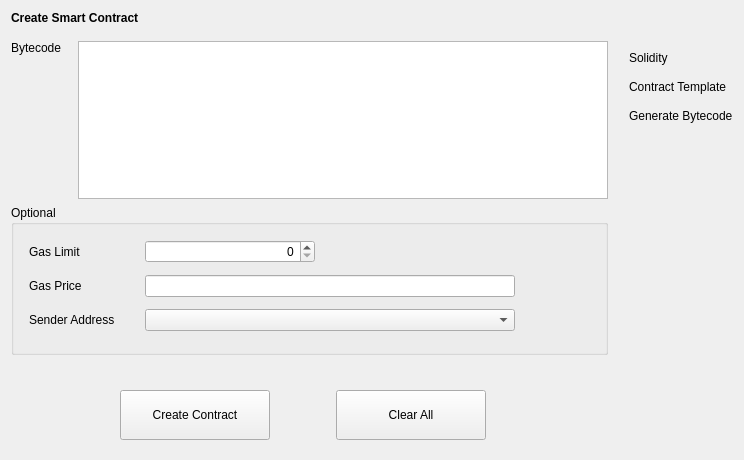
Above: src/qt/forms/createcontract.ui from qtumproject/qtum before the change. Below: the same form after it.
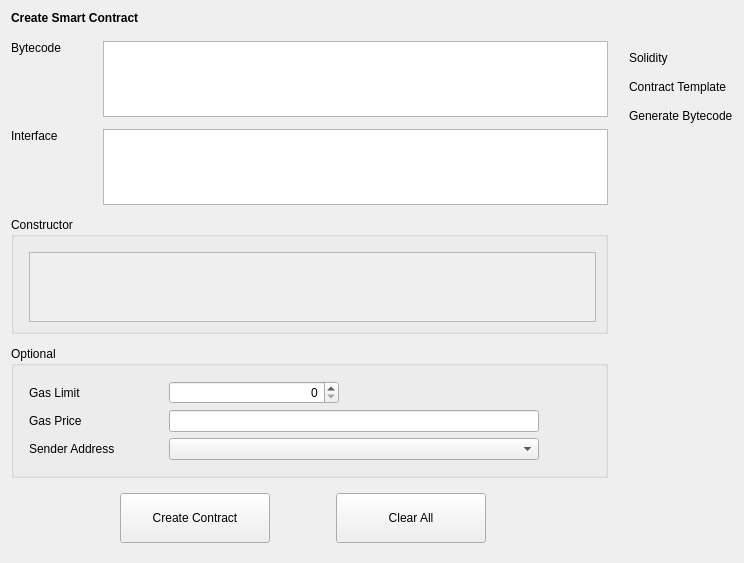
That is the form after the change. Custom widgets are drawn as their Qt base class.

Diff of the .ui file:
```diff
--- a/src/qt/forms/createcontract.ui
+++ b/src/qt/forms/createcontract.ui
@@ -7,7 +7,7 @@
     <x>0</x>
     <y>0</y>
     <width>744</width>
-    <height>460</height>
+    <height>563</height>
    </rect>
   </property>
   <property name="windowTitle">
@@ -50,12 +50,21 @@
     <layout class="QHBoxLayout" name="horizontalLayout_5">
      <item>
       <layout class="QVBoxLayout" name="verticalLayout_3">
+       <property name="spacing">
+        <number>12</number>
+       </property>
        <item>
         <layout class="QHBoxLayout" name="horizontalLayout_2">
          <item>
           <layout class="QVBoxLayout" name="verticalLayout_6">
            <item>
             <widget class="QLabel" name="labelBytecode">
+             <property name="minimumSize">
+              <size>
+               <width>70</width>
+               <height>0</height>
+              </size>
+             </property>
              <property name="text">
               <string>Bytecode</string>
              </property>
@@ -97,6 +106,92 @@
          </item>
         </layout>
        </item>
+       <item>
+        <layout class="QHBoxLayout" name="horizontalLayout_4">
+         <item>
+          <layout class="QVBoxLayout" name="verticalLayout">
+           <item>
+            <widget class="QLabel" name="labelInterface">
+             <property name="minimumSize">
+              <size>
+               <width>70</width>
+               <height>0</height>
+              </size>
+             </property>
+             <property name="text">
+              <string>Interface</string>
+             </property>
+            </widget>
+           </item>
+           <item>
+            <spacer name="verticalSpacer_6">
+             <property name="orientation">
+              <enum>Qt::Vertical</enum>
+             </property>
+             <property name="sizeHint" stdset="0">
+              <size>
+               <width>20</width>
+               <height>40</height>
+              </size>
+             </property>
+            </spacer>
+           </item>
+          </layout>
+         </item>
+         <item>
+          <spacer name="horizontalSpacer_6">
+           <property name="orientation">
+            <enum>Qt::Horizontal</enum>
+           </property>
+           <property name="sizeType">
+            <enum>QSizePolicy::Fixed</enum>
+           </property>
+           <property name="sizeHint" stdset="0">
+            <size>
+             <width>10</width>
+             <height>20</height>
+            </size>
+           </property>
+          </spacer>
+         </item>
+         <item>
+          <widget class="QTextEdit" name="textEditInterface"/>
+         </item>
+        </layout>
+       </item>
+       <item>
+        <widget class="QGroupBox" name="groupBoxConstructor">
+         <property name="title">
+          <string>Constructor</string>
+         </property>
+         <layout class="QVBoxLayout" name="verticalLayout_2">
+          <property name="leftMargin">
+           <number>15</number>
+          </property>
+          <property name="topMargin">
+           <number>15</number>
+          </property>
+          <item>
+           <widget class="QScrollArea" name="scrollAreaConstructor">
+            <property name="widgetResizable">
+             <bool>true</bool>
+            </property>
+            <widget class="QWidget" name="scrollAreaWidgetContents">
+             <property name="geometry">
+              <rect>
+               <x>0</x>
+               <y>0</y>
+               <width>551</width>
+               <height>68</height>
+              </rect>
+             </property>
+             <layout class="QVBoxLayout" name="verticalLayout_5"/>
+            </widget>
+           </widget>
+          </item>
+         </layout>
+        </widget>
+       </item>
        <item>
         <widget class="QGroupBox" name="groupBoxOptional">
          <property name="title">
@@ -113,10 +208,16 @@
            <number>30</number>
           </property>
           <property name="verticalSpacing">
-           <number>12</number>
+           <number>6</number>
           </property>
           <item row="1" column="0">
            <widget class="QLabel" name="labelGasPrice">
+            <property name="minimumSize">
+             <size>
+              <width>110</width>
+              <height>0</height>
+             </size>
+            </property>
             <property name="text">
              <string>Gas Price</string>
             </property>
@@ -124,6 +225,12 @@
           </item>
           <item row="0" column="0">
            <widget class="QLabel" name="labelGasLimit">
+            <property name="minimumSize">
+             <size>
+              <width>110</width>
+              <height>0</height>
+             </size>
+            </property>
             <property name="text">
              <string>Gas Limit</string>
             </property>
@@ -134,6 +241,12 @@
           </item>
           <item row="2" column="0">
            <widget class="QLabel" name="labelSenderAddress">
+            <property name="minimumSize">
+             <size>
+              <width>110</width>
+              <height>0</height>
+             </size>
+            </property>
             <property name="text">
              <string>Sender Address</string>
             </property>
@@ -190,22 +303,6 @@
          <zorder>lineEditSenderAddress</zorder>
         </widget>
        </item>
-       <item>
-        <spacer name="verticalSpacer_2">
-         <property name="orientation">
-          <enum>Qt::Vertical</enum>
-         </property>
-         <property name="sizeType">
-          <enum>QSizePolicy::Fixed</enum>
-         </property>
-         <property name="sizeHint" stdset="0">
-          <size>
-           <width>20</width>
-           <height>20</height>
-          </size>
-         </property>
-        </spacer>
-       </item>
       </layout>
      </item>
      <item>
```
